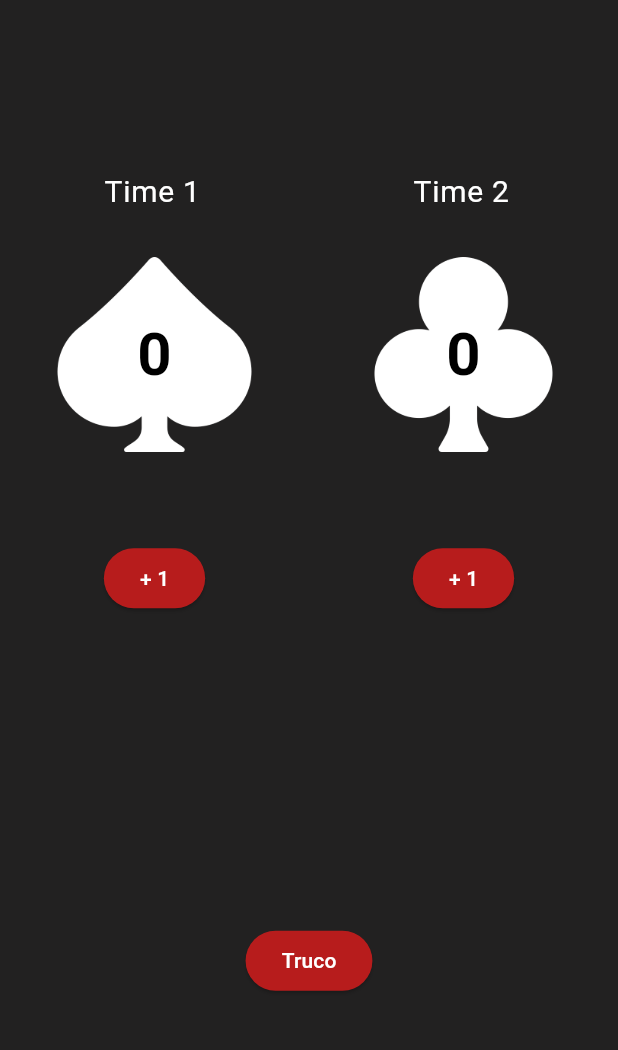
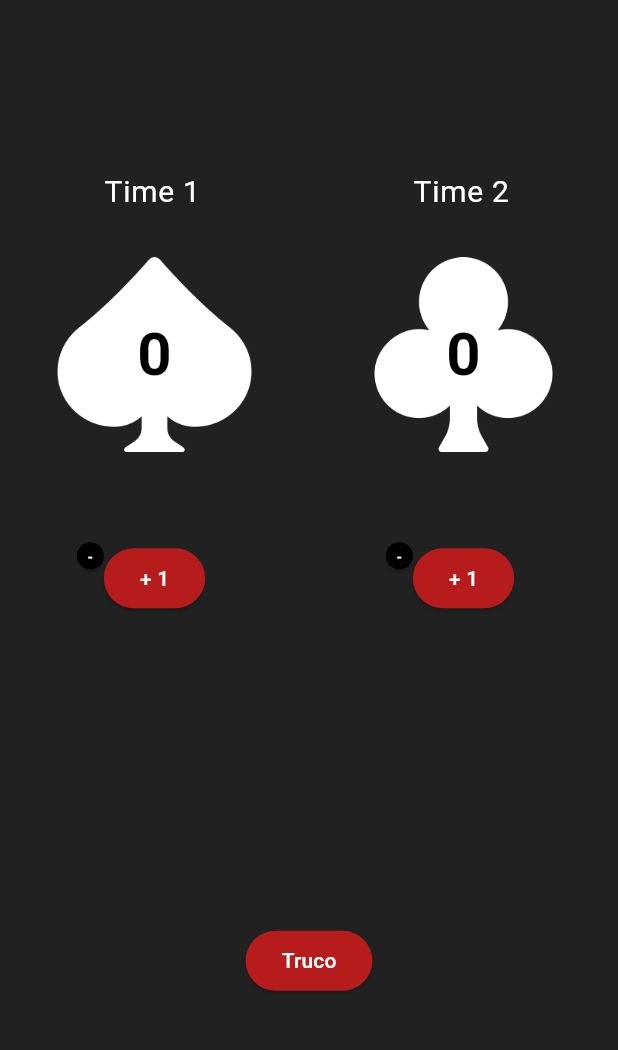
Before and after one commit to GabrielVilasboa/point_marker, a Flutter app: the screen it shows after launch, on a phone screen of 412 x 824 dp, the part 84-1134 px from its top. Run offline on Flutter 3.47's test engine with Material 3 defaults, Android fonts, the light colour scheme and no system bars; our stand-ins replace audioplayers, confetti.

Commit message:
feat: add button for decrement points, and modify diretorys organization

```diff
--- a/lib/teams.dart
+++ b/lib/components/teams.dart
@@ -1,6 +1,6 @@
 import 'package:flutter/material.dart';
-import 'package:point_marker/champion_screen.dart';
-import 'data.dart';
+import 'package:point_marker/view/champion_screen.dart';
+import '../data/data.dart';
 
 class Team extends StatefulWidget {
   final int value;
@@ -38,6 +38,14 @@ class _TeamState extends State<Team> {
     });
   }
 
+  void _decrementCounter() {
+    setState(() {
+      if (_counter > 0) {
+        _counter--;
+      }
+    });
+  }
+
   @override
   void initState() {
     super.initState();
@@ -52,6 +60,7 @@ class _TeamState extends State<Team> {
     return Column(
       mainAxisAlignment: MainAxisAlignment.center,
       children: <Widget>[
+        //Player Name
         SizedBox(
           width: 100,
           child: TextField(
@@ -92,10 +101,39 @@ class _TeamState extends State<Team> {
                 ],
               )),
         ),
-        ElevatedButton(
-          onPressed: _incrementCounter,
-          style: ElevatedButton.styleFrom(backgroundColor: Colors.red[900]),
-          child: Text("+ ${widget.value}", style: const TextStyle(color: Colors.white),),
+        Padding(
+          padding: const EdgeInsets.only(right: 18),
+          child: Row(
+            crossAxisAlignment: CrossAxisAlignment.start,
+            mainAxisAlignment: MainAxisAlignment.start,
+            children: [
+              ElevatedButton(
+                onPressed: _decrementCounter,
+                style: ElevatedButton.styleFrom(
+                  backgroundColor: Colors.black,
+                  shape: const CircleBorder(),
+                  fixedSize: const Size(18, 18),
+                  padding: EdgeInsets.zero,
+                  minimumSize: Size.zero,
+                  alignment: Alignment.center,
+                  tapTargetSize: MaterialTapTargetSize.shrinkWrap
+                ),
+                child: const Text(
+                  "-",
+                  style: TextStyle(color: Colors.white, fontSize: 10),
+                  textAlign: TextAlign.center,
+                ),
+              ),
+              ElevatedButton(
+                onPressed: _incrementCounter,
+                style: ElevatedButton.styleFrom(backgroundColor: Colors.red[900]),
+                child: Text(
+                  "+ ${widget.value}",
+                  style: const TextStyle(color: Colors.white),
+                ),
+              ),
+            ],
+          ),
         )
       ],
     );
--- a/lib/main.dart
+++ b/lib/main.dart
@@ -1,6 +1,6 @@
 import 'package:flutter/material.dart';
-import 'package:point_marker/champion_screen.dart';
-import 'package:point_marker/points_screen.dart';
+import 'package:point_marker/view/champion_screen.dart';
+import 'package:point_marker/view/points_screen.dart';
 
 
 void main() {
--- a/lib/champion_screen.dart
+++ b/lib/view/champion_screen.dart
@@ -2,7 +2,7 @@ import 'package:audioplayers/audioplayers.dart';
 import 'package:flutter/material.dart';
 import 'package:confetti/confetti.dart';
 import 'dart:math' as math;
-import 'package:point_marker/points_screen.dart';
+import 'package:point_marker/view/points_screen.dart';
 import 'package:audioplayers/audioplayers.dart';
 
 class ChampionScreen extends StatefulWidget {
--- a/lib/points_screen.dart
+++ b/lib/view/points_screen.dart
@@ -1,6 +1,6 @@
 import 'package:flutter/material.dart';
-import 'package:point_marker/data.dart';
-import 'teams.dart';
+import 'package:point_marker/data/data.dart';
+import '../components/teams.dart';
 
 class PointsScreen extends StatefulWidget {
   const PointsScreen({
```
Also changed, not shown: lib/data/data.dart (renamed from lib/data.dart), 8 other files.
